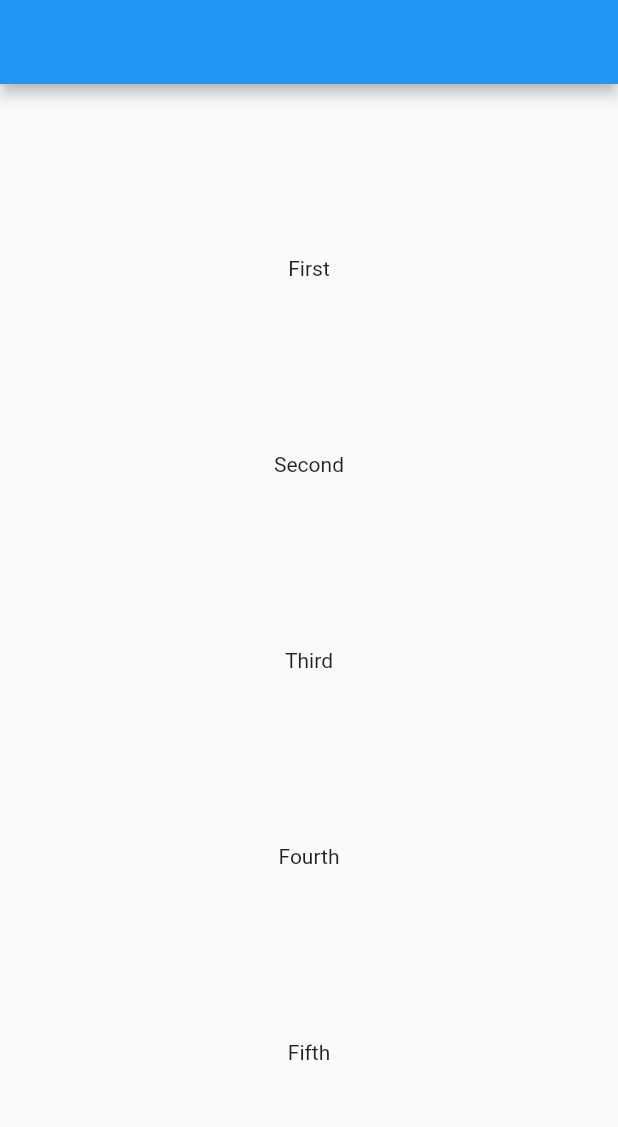
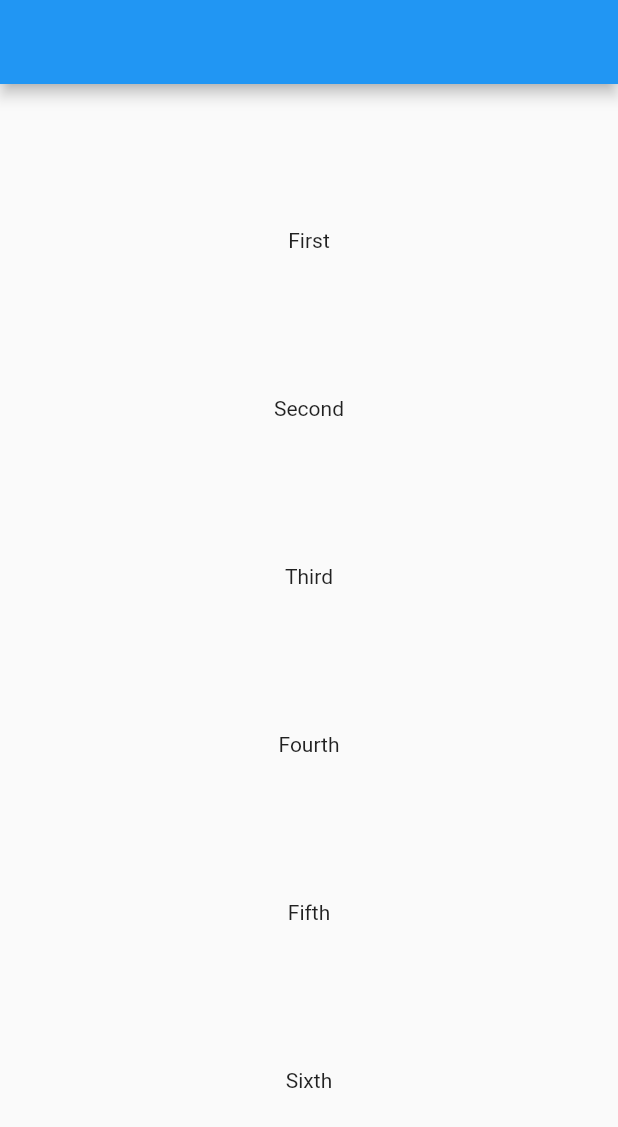
Before and after one commit to Madhu1913/gitprac, a Flutter app: the screen it shows after launch, on a phone screen of 412 x 824 dp. Shown: the top 1127 px of the screen. Run offline on Flutter 3.47's test engine with Material 2 defaults, Android fonts, the phone set to English and light mode, and no system bars.

Commit message:
changed row to column added a text

```diff
--- a/lib/main.dart
+++ b/lib/main.dart
@@ -34,7 +34,8 @@ class _FirstScreenState extends State<FirstScreen> {
             Text('Second'),
             Text('Third'),
             Text('Fourth'),
-            Text('Fifth')
+            Text('Fifth'),
+            Text('Sixth'),
           ],
         ),
       ),
```
